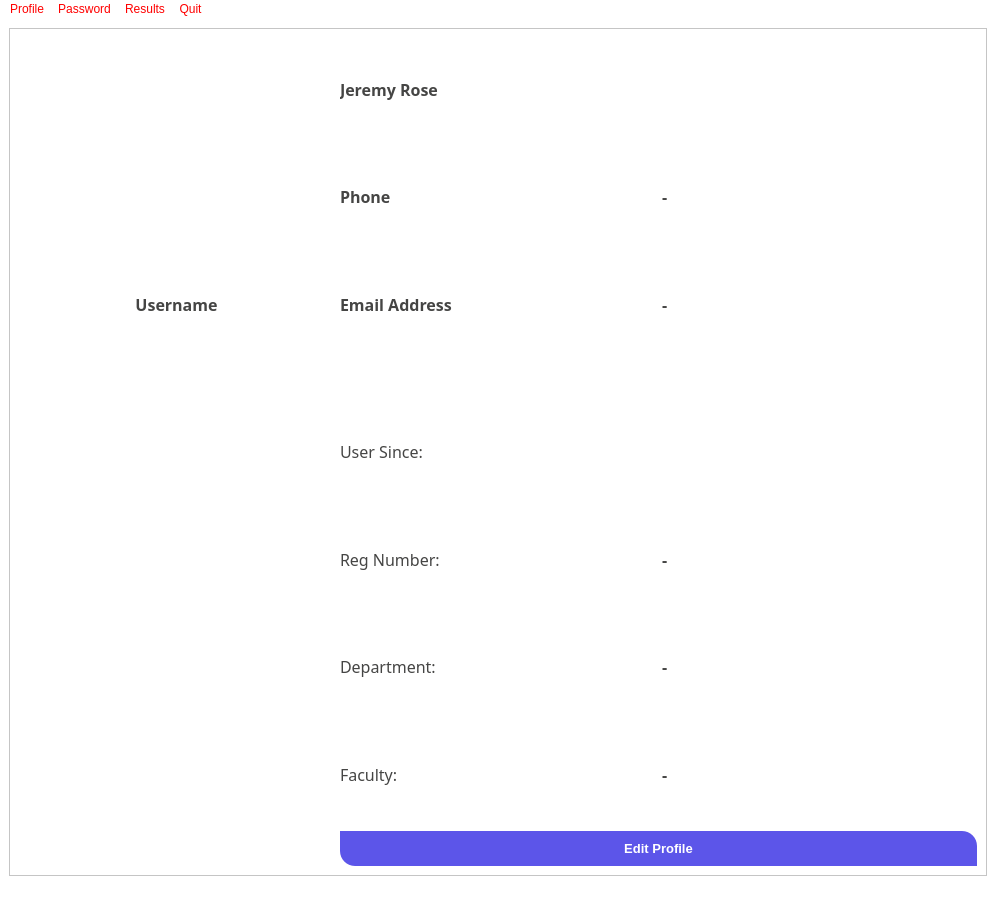
Before: the Qt Designer form ui/student.ui in KramStyles/ada, drawn with Qt 5.
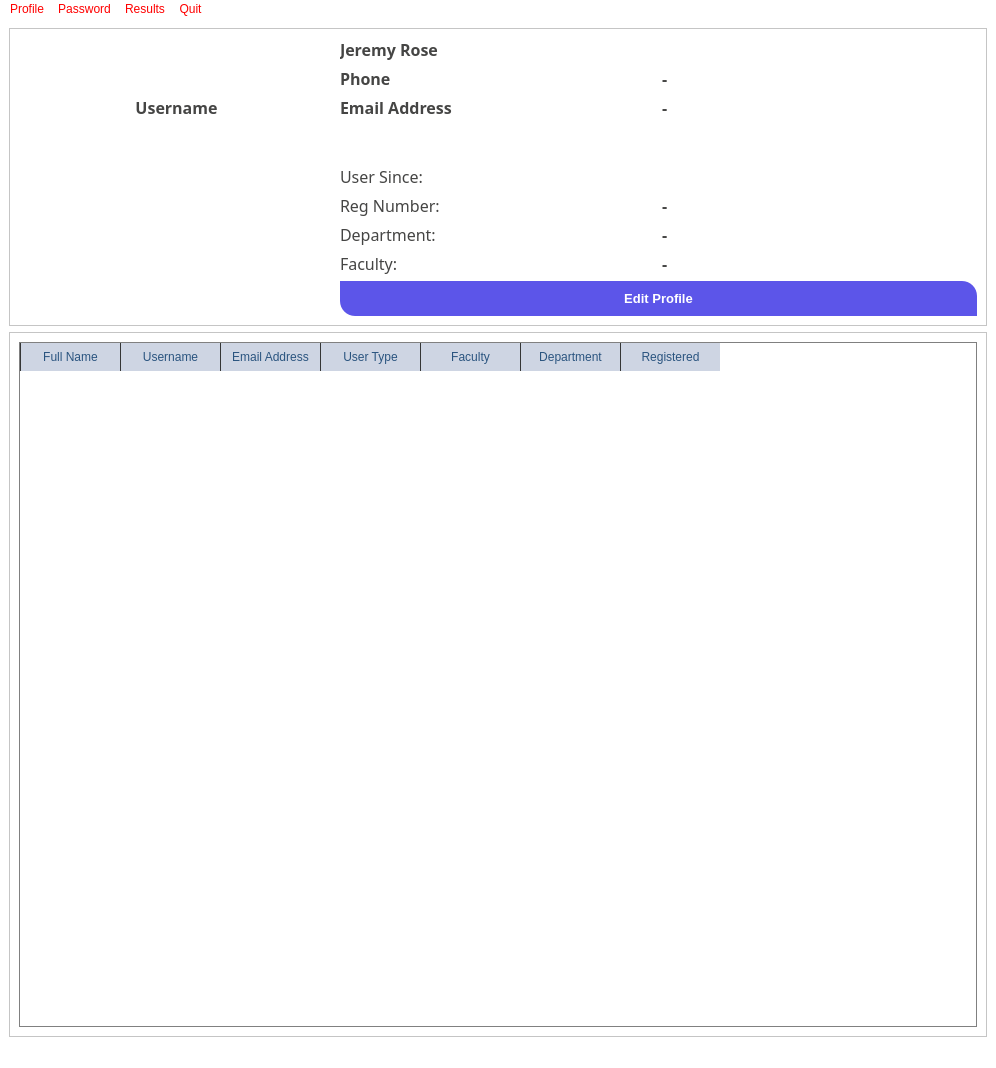
After: the same form once the commit is applied. Icons and pictures are not drawn.

What changed in the file:
```diff
--- a/ui/student.ui
+++ b/ui/student.ui
@@ -7,7 +7,7 @@
     <x>0</x>
     <y>0</y>
     <width>996</width>
-    <height>907</height>
+    <height>1068</height>
    </rect>
   </property>
   <property name="windowTitle">
@@ -479,7 +479,7 @@
 </string>
   </property>
   <widget class="QWidget" name="centralwidget">
-   <layout class="QHBoxLayout" name="horizontalLayout">
+   <layout class="QVBoxLayout" name="verticalLayout_2">
     <item>
      <widget class="QFrame" name="profileFrame">
       <property name="frameShape">
@@ -697,6 +697,63 @@
       </layout>
      </widget>
     </item>
+    <item>
+     <widget class="QFrame" name="studentFrame">
+      <property name="frameShape">
+       <enum>QFrame::StyledPanel</enum>
+      </property>
+      <property name="frameShadow">
+       <enum>QFrame::Raised</enum>
+      </property>
+      <layout class="QHBoxLayout" name="horizontalLayout">
+       <item>
+        <widget class="QTableWidget" name="tableWidget">
+         <property name="autoFillBackground">
+          <bool>true</bool>
+         </property>
+         <property name="frameShape">
+          <enum>QFrame::WinPanel</enum>
+         </property>
+         <column>
+          <property name="text">
+           <string>Full Name</string>
+          </property>
+         </column>
+         <column>
+          <property name="text">
+           <string>Username</string>
+          </property>
+         </column>
+         <column>
+          <property name="text">
+           <string>Email Address</string>
+          </property>
+         </column>
+         <column>
+          <property name="text">
+           <string>User Type</string>
+          </property>
+         </column>
+         <column>
+          <property name="text">
+           <string>Faculty</string>
+          </property>
+         </column>
+         <column>
+          <property name="text">
+           <string>Department</string>
+          </property>
+         </column>
+         <column>
+          <property name="text">
+           <string>Registered</string>
+          </property>
+         </column>
+        </widget>
+       </item>
+      </layout>
+     </widget>
+    </item>
    </layout>
   </widget>
   <widget class="QMenuBar" name="menubar">
```
Left out of the diff: 12 changed lines with no effect on the pictures.
